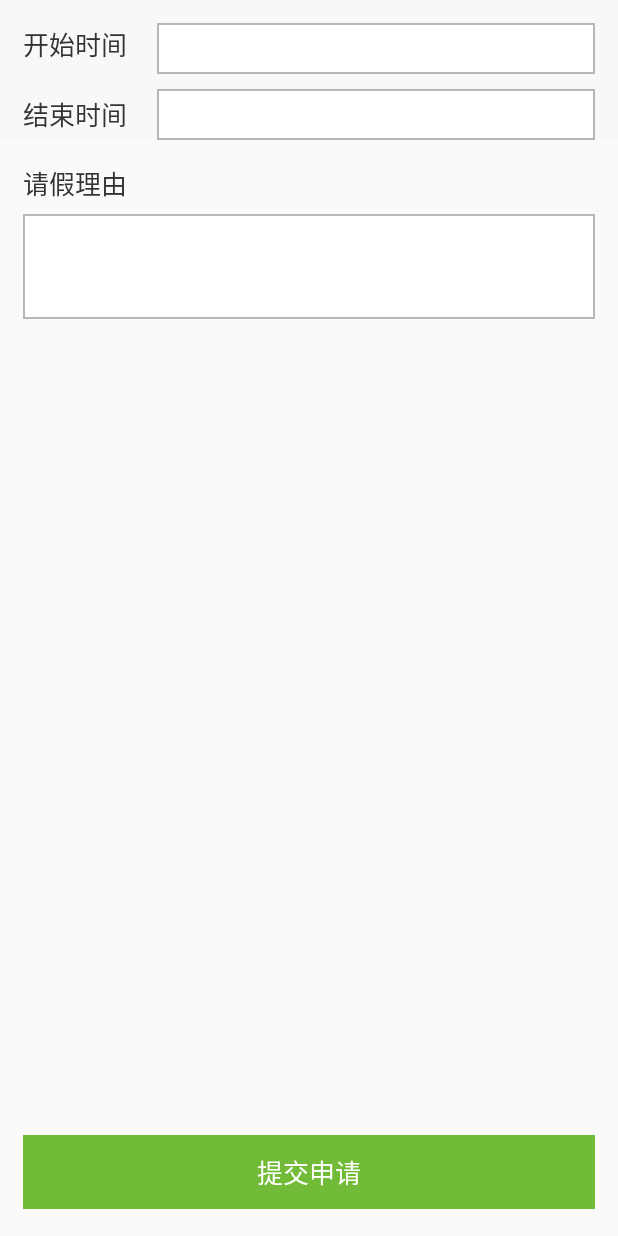
After one commit to Liyl520hub/dream, an Android app: the layout activity_apply_stop_receiving.xml on its own in the app's theme, with its tools: preview values and no code run, on a phone screen of 412 x 824 dp. The commit adds this screen. Run offline under Robolectric (Android 15) with nearby library versions, the phone set to English and light mode, and no system bars.

Commit message:
申请接单界面完成，增加时间选择器 申请详情完成

```diff
--- a/app/src/main/AndroidManifest.xml
+++ b/app/src/main/AndroidManifest.xml
@@ -45,6 +45,8 @@
         <activity android:name=".ui.my.activity.MyIncomeActivity" />
         <activity android:name=".ui.my.activity.SettingActivity" />
         <activity android:name=".ui.my.activity.StopReceivingOrdersActivity" />
+        <activity android:name=".ui.my.activity.ApplyStopReceivingActivity" />
+        <activity android:name=".ui.my.activity.StopReceivingDetailActivity" />
     </application>
 
 </manifest>
--- /dev/null
+++ b/app/src/main/res/drawable/bg_apply_stop_receiving_edit.xml
@@ -0,0 +1,9 @@
+<?xml version="1.0" encoding="utf-8"?>
+<shape xmlns:android="http://schemas.android.com/apk/res/android">
+
+    <solid android:color="@color/white" />
+
+    <stroke
+        android:width="1dp"
+        android:color="@color/color_B7B7B7" />
+</shape>
--- /dev/null
+++ b/app/src/main/res/layout/activity_apply_stop_receiving.xml
@@ -0,0 +1,135 @@
+<?xml version="1.0" encoding="utf-8"?>
+<androidx.constraintlayout.widget.ConstraintLayout xmlns:android="http://schemas.android.com/apk/res/android"
+    xmlns:app="http://schemas.android.com/apk/res-auto"
+    android:layout_width="match_parent"
+    android:layout_height="match_parent">
+
+
+    <LinearLayout
+        android:id="@+id/ll_start_time"
+        android:layout_width="match_parent"
+        android:layout_height="wrap_content"
+        android:background="@color/color_f8f8f8"
+        android:orientation="horizontal"
+        app:layout_constraintTop_toTopOf="parent">
+
+
+        <TextView
+            android:id="@+id/tv_start_time_title"
+            android:layout_width="wrap_content"
+            android:layout_height="wrap_content"
+            android:layout_gravity="center_vertical"
+            android:paddingLeft="15dp"
+            android:paddingRight="20dp"
+            android:text="开始时间"
+            android:textColor="@color/color_333333"
+            android:textSize="17sp" />
+
+        <TextView
+            android:id="@+id/tv_start_time"
+            android:layout_width="0dp"
+            android:layout_height="wrap_content"
+            android:layout_marginTop="15dp"
+            android:layout_marginRight="15dp"
+            android:layout_marginBottom="10dp"
+            android:layout_weight="1"
+            android:background="@drawable/bg_apply_stop_receiving_edit"
+            android:paddingLeft="10dp"
+            android:paddingTop="6dp"
+            android:paddingRight="10dp"
+            android:paddingBottom="6dp"
+            android:textColor="@color/color_333333"
+            android:textSize="16sp" />
+
+    </LinearLayout>
+
+    <LinearLayout
+        android:id="@+id/ll_end_time"
+        android:layout_width="match_parent"
+        android:layout_height="wrap_content"
+        android:background="@color/color_f8f8f8"
+        android:orientation="horizontal"
+        app:layout_constraintTop_toBottomOf="@+id/ll_start_time">
+
+
+        <TextView
+            android:id="@+id/tv_end_time_title"
+            android:layout_width="wrap_content"
+            android:layout_height="wrap_content"
+            android:layout_gravity="center_vertical"
+            android:paddingLeft="15dp"
+            android:paddingRight="20dp"
+            android:text="结束时间"
+            android:textColor="@color/color_333333"
+            android:textSize="17sp" />
+
+        <TextView
+            android:id="@+id/tv_end_time"
+            android:layout_width="0dp"
+            android:layout_height="wrap_content"
+            android:layout_marginRight="15dp"
+            android:layout_weight="1"
+            android:background="@drawable/bg_apply_stop_receiving_edit"
+            android:paddingLeft="10dp"
+            android:paddingTop="6dp"
+            android:paddingRight="10dp"
+            android:paddingBottom="6dp"
+            android:textColor="@color/color_333333"
+            android:textSize="16sp" />
+
+    </LinearLayout>
+
+
+    <TextView
+        android:id="@+id/tv_reason_title"
+        android:layout_width="wrap_content"
+        android:layout_height="wrap_content"
+        android:layout_gravity="center_vertical"
+        android:layout_marginTop="15dp"
+        android:paddingLeft="15dp"
+        android:paddingRight="20dp"
+        android:text="请假理由"
+        android:textColor="@color/color_333333"
+        android:textSize="17sp"
+        app:layout_constraintLeft_toLeftOf="parent"
+        app:layout_constraintTop_toBottomOf="@+id/ll_end_time" />
+
+    <EditText
+        android:id="@+id/et_reason"
+        android:layout_width="match_parent"
+        android:layout_height="wrap_content"
+        android:layout_marginLeft="15dp"
+        android:layout_marginTop="7dp"
+        android:layout_marginRight="15dp"
+        android:layout_marginBottom="15dp"
+        android:background="@drawable/bg_apply_stop_receiving_edit"
+        android:gravity="left"
+        android:inputType="text"
+        android:minHeight="70dp"
+        android:paddingLeft="10dp"
+        android:paddingTop="6dp"
+        android:paddingRight="10dp"
+        android:paddingBottom="6dp"
+        android:textColor="@color/color_333333"
+        android:textSize="16sp"
+        app:layout_constraintTop_toBottomOf="@+id/tv_reason_title" />
+
+    <TextView
+        android:id="@+id/tv_submit"
+        android:layout_width="match_parent"
+        android:layout_height="wrap_content"
+        android:layout_marginLeft="15dp"
+        android:layout_marginTop="7dp"
+        android:layout_marginRight="15dp"
+        android:layout_marginBottom="18dp"
+        android:background="@color/color_72BB38"
+        android:drawablePadding="7dp"
+        android:gravity="center"
+        android:paddingTop="11.5dp"
+        android:paddingBottom="11.5dp"
+        android:text="提交申请"
+        android:textColor="@color/white"
+        android:textSize="17sp"
+        app:layout_constraintBottom_toBottomOf="parent" />
+
+</androidx.constraintlayout.widget.ConstraintLayout>
--- a/config.gradle
+++ b/config.gradle
@@ -60,6 +60,10 @@ ext {
             "material"                     : 'com.google.android.material:material:1.0.0',
             //BasePopup 弹框
             "BasePopup"                    : 'com.github.razerdp:BasePopup:2.2.6',
+            //Android-PickerView 三级滚轮
+            "Android_PickerView"           : 'com.contrarywind:Android-PickerView:4.1.9',
+            //日历
+            "calendarview"                 : 'com.haibin:calendarview:3.6.9',
 
     ]
 }
```
Also changed, not shown: app/src/main/java/com/dream/cleaner/ui/my/activity/ApplyStopReceivingActivity.java (added, +103 -0 lines), app/src/main/java/com/dream/cleaner/ui/my/activity/StopReceivingDetailActivity.java (added, +55 -0 lines), app/src/main/java/com/dream/cleaner/ui/my/activity/StopReceivingOrdersActivity.java (+17 -0 lines), app/src/main/res/layout/activity_stop_receiving_detail.xml (added, +84 -0 lines), common/build.gradle (+4 -3 lines), 3 other files.
